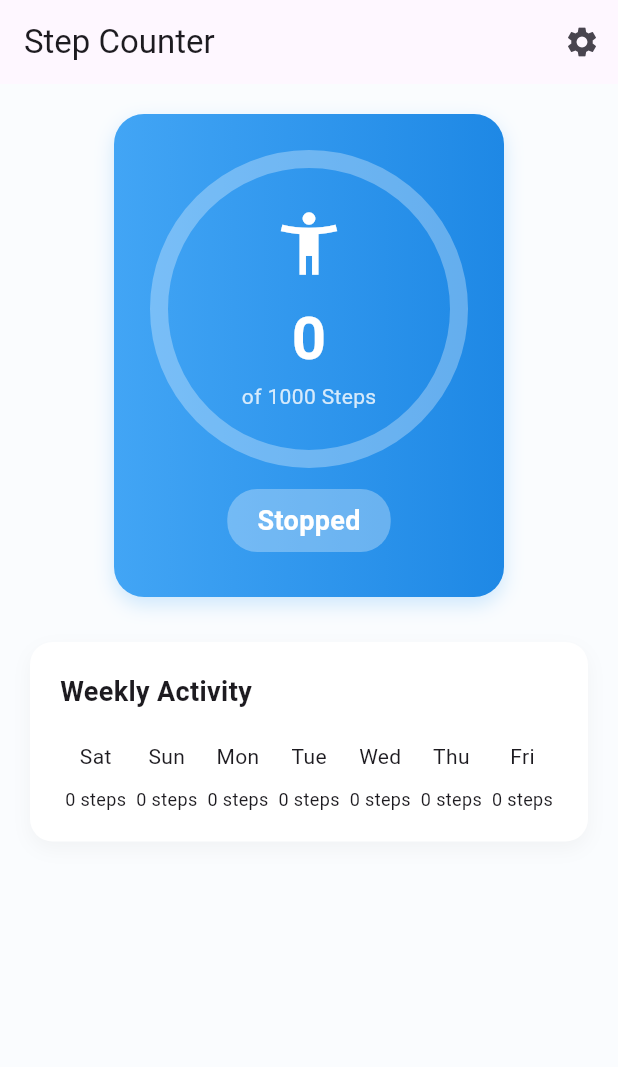
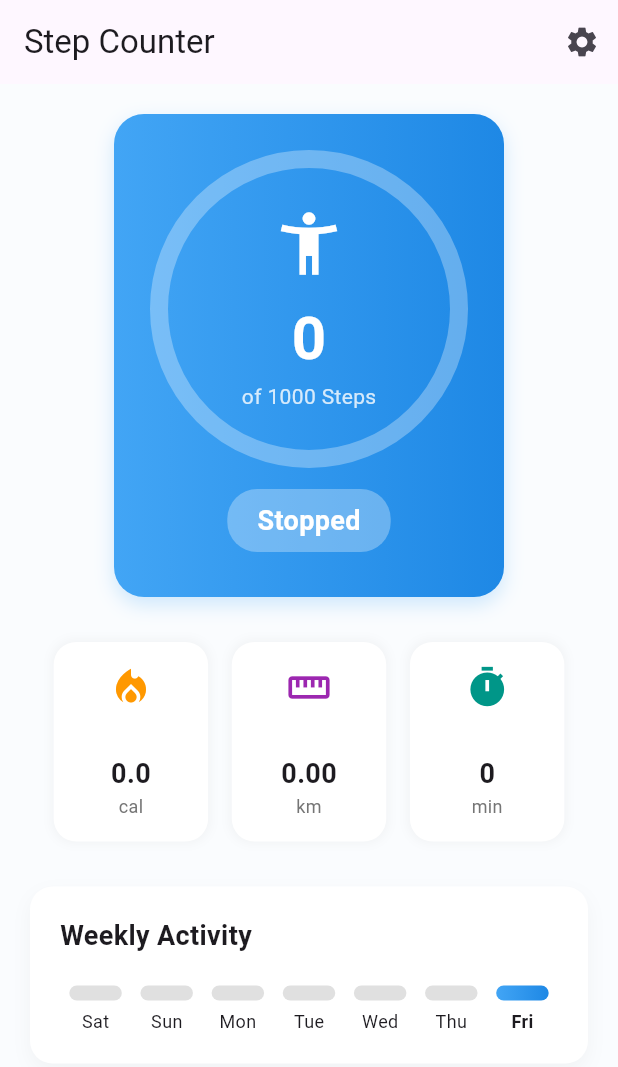
Before and after one commit to galihtra/turun, a Flutter app: the screen it shows after launch, on a phone screen of 412 x 824 dp. Shown: the top 1067 px of the screen. Run offline on Flutter 3.47's test engine with Material 3 defaults, Android fonts, the phone set to English and light mode, and no system bars; our stand-ins replace flutter_dotenv, flutter_screenutil, flutter_svg, gap, google_fonts, google_maps_flutter and 6 more; missing offline and left inert: circular_seek_bar; accounts and stored records are empty; project files that could hold a hidden picture were left out.

Commit message:
finished tutorial

```diff
--- a/lib/pages/today_activities/step_tracker/step_tracker_page.dart
+++ b/lib/pages/today_activities/step_tracker/step_tracker_page.dart
@@ -300,6 +300,8 @@ class _StepTrackerState extends State<StepTrackerPage> {
   @override
   Widget build(BuildContext context) {
     final progress = _dailyGoal > 0 ? _steps / _dailyGoal : 0.0;
+    print("Steps: $_steps, Goal: $_dailyGoal, Progress: $progress");
+
     return Scaffold(
       appBar: AppBar(
         title: const Text("Step Counter"),
@@ -491,6 +493,32 @@ class _StepTrackerState extends State<StepTrackerPage> {
                       SizedBox(
                         height: 30,
                       ),
+                      Row(
+                        mainAxisAlignment: MainAxisAlignment.spaceEvenly,
+                        children: [
+                          _buildStatCard(
+                            icon: Icons.local_fire_department,
+                            value: _calories.toStringAsFixed(1),
+                            unit: 'cal',
+                            color: Colors.orange,
+                          ),
+                          _buildStatCard(
+                            icon: Icons.straighten,
+                            value: _distance.toStringAsFixed(2),
+                            unit: 'km',
+                            color: Colors.purple,
+                          ),
+                          _buildStatCard(
+                            icon: Icons.timer,
+                            value: (_steps * 0.008).toStringAsFixed(0),
+                            unit: 'min',
+                            color: Colors.teal,
+                          ),
+                        ],
+                      ),
+                      SizedBox(
+                        height: 30,
+                      ),
                       Container(
                         padding: EdgeInsets.all(20),
                         decoration: BoxDecoration(
@@ -520,31 +548,42 @@ class _StepTrackerState extends State<StepTrackerPage> {
                               mainAxisAlignment: MainAxisAlignment.spaceAround,
                               crossAxisAlignment: CrossAxisAlignment.end,
                               children: _weeklyData.map((data) {
-                                final height = (data['steps'] / _dailyGoal * 100).clamp(0.0, 100.0);
-                                final isToday = DateFormat('yyyy-MM-dd').format(data['date']) == DateFormat('yyyy-MM-dd').format(DateTime.now());
+                                final height =
+                                    (data['steps'] / _dailyGoal * 100)
+                                        .clamp(10.0, 100.0);
+                                final isToday = DateFormat('yyyy-MM-dd')
+                                        .format(data['date']) ==
+                                    DateFormat('yyyy-MM-dd').format(
+                                      DateTime.now(),
+                                    );
                                 return Column(
                                   children: [
-                                    Text(
-                                      data['day'],
-                                      style: TextStyle(
-                                        fontSize: 14,
+                                    Container(
+                                      width: 35,
+                                      height: height.toDouble(),
+                                      decoration: BoxDecoration(
+                                        gradient: isToday
+                                            ? LinearGradient(
+                                                colors: [
+                                                  Colors.blue[400]!,
+                                                  Colors.blue[600]!,
+                                                ],
+                                              )
+                                            : null,
+                                        color:
+                                            !isToday ? Colors.grey[300] : null,
+                                        borderRadius: BorderRadius.circular(5),
                                       ),
                                     ),
                                     SizedBox(
                                       height: 5,
                                     ),
-                                    Container(
-                                      width: 30,
-                                      height: data['steps'] / 100,
-                                      color: Colors.blue[300],
-                                    ),
-                                    SizedBox(
-                                      height: 5,
-                                    ),
                                     Text(
-                                      "${data['steps']} steps",
+                                      data['day'],
                                       style: TextStyle(
                                         fontSize: 12,
+                                        fontWeight:
+                                            isToday ? FontWeight.bold : null,
                                       ),
                                     ),
                                   ],
@@ -559,4 +598,55 @@ class _StepTrackerState extends State<StepTrackerPage> {
                 ),
     );
   }
+
+  Widget _buildStatCard({
+    required IconData icon,
+    required String value,
+    required String unit,
+    required Color color,
+  }) {
+    return Container(
+      padding: EdgeInsets.all(15),
+      width: MediaQuery.of(context).size.width * 0.25,
+      decoration: BoxDecoration(
+        color: Colors.white,
+        borderRadius: BorderRadius.circular(15),
+        boxShadow: [
+          BoxShadow(
+            color: Colors.grey.withOpacity(
+              0.1,
+            ),
+            spreadRadius: 1,
+            blurRadius: 5,
+          ),
+        ],
+      ),
+      child: Column(
+        children: [
+          Icon(
+            icon,
+            color: color,
+            size: 30,
+          ),
+          SizedBox(
+            height: 30,
+          ),
+          Text(
+            value,
+            style: TextStyle(
+              fontSize: 18,
+              fontWeight: FontWeight.bold,
+            ),
+          ),
+          Text(
+            unit,
+            style: TextStyle(
+              fontSize: 12,
+              color: Colors.grey[600],
+            ),
+          ),
+        ],
+      ),
+    );
+  }
 }
```
Also changed, not shown: 1 other file.
